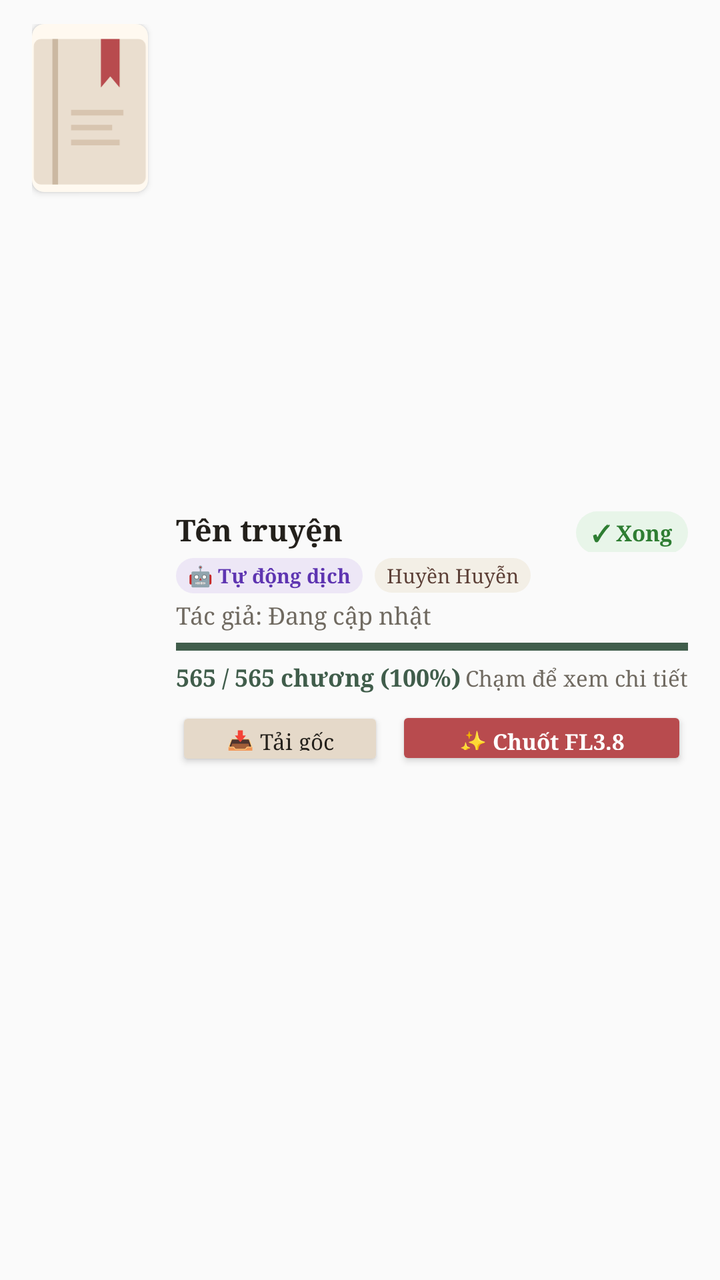
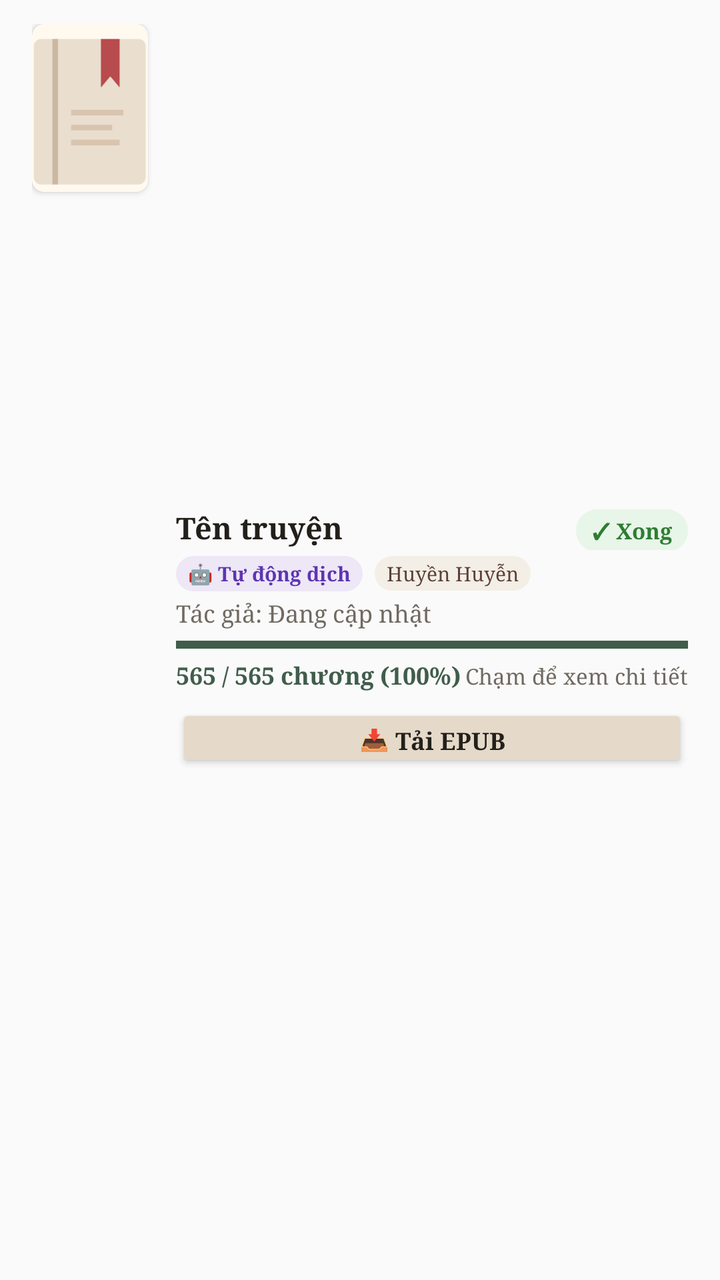

Compare the two renders of this Android layout. The source of the first and the diff that turns it into the second are given below.
<!-- AndroidManifest.xml: application theme Theme.TruyenDich -->
<!-- res/layout/item_server_epub.xml -->
<?xml version="1.0" encoding="utf-8"?>
<LinearLayout xmlns:android="http://schemas.android.com/apk/res/android"
    android:layout_width="match_parent"
    android:layout_height="wrap_content"
    android:background="?attr/selectableItemBackground"
    android:orientation="horizontal"
    android:paddingStart="16dp"
    android:paddingTop="12dp"
    android:paddingEnd="16dp"
    android:paddingBottom="12dp">

    
    <androidx.cardview.widget.CardView xmlns:app="http://schemas.android.com/apk/res-auto"
        android:layout_width="58dp"
        android:layout_height="84dp"
        android:layout_marginEnd="14dp"
        app:cardCornerRadius="6dp"
        app:cardElevation="2dp"
        app:cardBackgroundColor="@color/cream">

        <ImageView
            android:id="@+id/bookCoverImage"
            android:layout_width="match_parent"
            android:layout_height="match_parent"
            android:contentDescription="Bìa sách"
            android:scaleType="centerCrop"
            android:src="@drawable/ic_book_placeholder" />
    </androidx.cardview.widget.CardView>

    
    <LinearLayout
        android:layout_width="0dp"
        android:layout_height="wrap_content"
        android:layout_gravity="center_vertical"
        android:layout_weight="1"
        android:orientation="vertical">

        
        <LinearLayout
            android:layout_width="match_parent"
            android:layout_height="wrap_content"
            android:gravity="top"
            android:orientation="horizontal">

            <TextView
                android:id="@+id/bookTitleText"
                android:layout_width="0dp"
                android:layout_height="wrap_content"
                android:layout_weight="1"
                android:ellipsize="end"
                android:maxLines="2"
                android:text="Tên truyện"
                android:textColor="@color/ink"
                android:textSize="15sp"
                android:textStyle="bold" />

            <TextView
                android:id="@+id/bookStatusBadge"
                android:layout_width="wrap_content"
                android:layout_height="wrap_content"
                android:layout_marginStart="8dp"
                android:background="@drawable/bg_badge_complete"
                android:text="✓ Xong"
                android:textColor="@color/badge_complete_text"
                android:textSize="11sp"
                android:textStyle="bold" />
        </LinearLayout>

        
        <LinearLayout
            android:layout_width="match_parent"
            android:layout_height="wrap_content"
            android:layout_marginTop="3dp"
            android:gravity="center_vertical"
            android:orientation="horizontal">

            <TextView
                android:id="@+id/bookOriginBadge"
                android:layout_width="wrap_content"
                android:layout_height="wrap_content"
                android:background="@drawable/bg_badge_auto"
                android:text="🤖 Tự động dịch"
                android:textColor="@color/badge_auto_text"
                android:textSize="10sp"
                android:textStyle="bold" />

            <TextView
                android:id="@+id/bookGenreBadge"
                android:layout_width="wrap_content"
                android:layout_height="wrap_content"
                android:layout_marginStart="6dp"
                android:background="@drawable/bg_badge_genre"
                android:text="Huyền Huyễn"
                android:textColor="@color/badge_genre_text"
                android:textSize="10sp" />
        </LinearLayout>

        
        <TextView
            android:id="@+id/bookAuthorText"
            android:layout_width="match_parent"
            android:layout_height="wrap_content"
            android:layout_marginTop="3dp"
            android:ellipsize="end"
            android:maxLines="1"
            android:text="Tác giả: Đang cập nhật"
            android:textColor="@color/muted"
            android:textSize="12sp" />

        
        <ProgressBar
            android:id="@+id/bookProgressBar"
            style="?android:attr/progressBarStyleHorizontal"
            android:layout_width="match_parent"
            android:layout_height="6dp"
            android:layout_marginTop="5dp"
            android:max="100"
            android:progress="100"
            android:progressTint="@color/sage" />

        
        <LinearLayout
            android:layout_width="match_parent"
            android:layout_height="wrap_content"
            android:layout_marginTop="4dp"
            android:orientation="horizontal">

            <TextView
                android:id="@+id/bookProgressText"
                android:layout_width="0dp"
                android:layout_height="wrap_content"
                android:layout_weight="1"
                android:text="565 / 565 chương (100%)"
                android:textColor="@color/sage"
                android:textSize="12sp"
                android:textStyle="bold" />

            <TextView
                android:id="@+id/bookActionHint"
                android:layout_width="wrap_content"
                android:layout_height="wrap_content"
                android:text="Chạm để xem chi tiết"
                android:textColor="@color/muted"
                android:textSize="11sp" />
        </LinearLayout>

        
        <LinearLayout
            android:layout_width="match_parent"
            android:layout_height="wrap_content"
            android:layout_marginTop="6dp"
            android:orientation="horizontal">

            <Button
                android:id="@+id/btnQuickExport"
                android:layout_width="0dp"
                android:layout_height="32dp"
                android:layout_weight="1"
                android:backgroundTint="@color/border_light"
                android:focusable="false"
                android:insetTop="0dp"
                android:insetBottom="0dp"
                android:paddingStart="8dp"
                android:paddingEnd="8dp"
                android:text="📥 Tải gốc"
                android:textAllCaps="false"
                android:textColor="@color/ink"
                android:textSize="11sp" />

            <Button
                android:id="@+id/btnQuickPolish"
                android:layout_width="0dp"
                android:layout_height="32dp"
                android:layout_marginStart="6dp"
                android:layout_weight="1.4"
                android:backgroundTint="@color/coral"
                android:focusable="false"
                android:insetTop="0dp"
                android:insetBottom="0dp"
                android:paddingStart="8dp"
                android:paddingEnd="8dp"
                android:text="✨ Chuốt FL3.8"
                android:textAllCaps="false"
                android:textColor="@color/paper"
                android:textSize="11sp"
                android:textStyle="bold" />
        </LinearLayout>
    </LinearLayout>
</LinearLayout>
<!-- resources referenced by this layout -->
<resources>
  <color name="badge_auto_text">#5E35B1</color>
  <color name="badge_complete_text">#2E7D32</color>
  <color name="badge_genre_text">#5D4037</color>
  <color name="border_light">#E5D9C9</color>
  <color name="coral">#B84B4E</color>
  <color name="cream">#FFF9F0</color>
  <color name="ink">#23201B</color>
  <color name="muted">#706A61</color>
  <color name="paper">#FFFFFF</color>
  <color name="sage">#405D4B</color>
  <!-- drawable bg_badge_auto (drawable) -->
  <?xml version="1.0" encoding="utf-8"?>
  <shape xmlns:android="http://schemas.android.com/apk/res/android"
      android:shape="rectangle">
      <solid android:color="#EDE7F6" />
      <corners android:radius="10dp" />
      <padding
          android:left="6dp"
          android:top="2dp"
          android:right="6dp"
          android:bottom="2dp" />
  </shape>
  <!-- drawable bg_badge_complete (drawable) -->
  <?xml version="1.0" encoding="utf-8"?>
  <shape xmlns:android="http://schemas.android.com/apk/res/android"
      android:shape="rectangle">
      <solid android:color="@color/badge_complete_bg" />
      <corners android:radius="12dp" />
      <padding
          android:left="8dp"
          android:top="3dp"
          android:right="8dp"
          android:bottom="3dp" />
  </shape>
  <!-- drawable bg_badge_genre (drawable) -->
  <?xml version="1.0" encoding="utf-8"?>
  <shape xmlns:android="http://schemas.android.com/apk/res/android"
      android:shape="rectangle">
      <solid android:color="#F3EFE6" />
      <corners android:radius="10dp" />
      <padding
          android:left="6dp"
          android:top="2dp"
          android:right="6dp"
          android:bottom="2dp" />
  </shape>
  <!-- drawable ic_book_placeholder (drawable) -->
  <vector xmlns:android="http://schemas.android.com/apk/res/android"
      android:width="64dp"
      android:height="90dp"
      android:viewportWidth="64"
      android:viewportHeight="90">
      
      <path
          android:fillColor="#EADECF"
          android:pathData="M6,8 L58,8 A4,4 0 0,1 62,12 L62,82 A4,4 0 0,1 58,86 L6,86 A4,4 0 0,1 2,82 L2,12 A4,4 0 0,1 6,8 Z" />
      
      <path
          android:fillColor="#CBB8A2"
          android:pathData="M12,8 L15,8 L15,86 L12,86 Z" />
      
      <path
          android:fillColor="#B84B4E"
          android:pathData="M38,8 L48,8 L48,34 L43,28 L38,34 Z" />
      
      <path
          android:fillColor="#D8C5B0"
          android:pathData="M22,46 L50,46 L50,49 L22,49 Z M22,54 L44,54 L44,57 L22,57 Z M22,62 L48,62 L48,65 L22,65 Z" />
  </vector>
  <style name="Theme.TruyenDich" parent="Theme.AppCompat.Light.NoActionBar">
          <item name="android:fontFamily">serif</item>
          <item name="android:colorAccent">@color/coral</item>
          <item name="android:navigationBarColor">@color/ink</item>
          <item name="android:statusBarColor">@color/ink</item>
          <item name="android:windowLightStatusBar">false</item>
          <item name="android:windowActionModeOverlay">true</item>
      </style>
  <color name="badge_complete_bg">#E8F5E9</color>
</resources>

<!-- the commit's change to res/layout/item_server_epub.xml (unified diff, before → after) -->
@@ -93,6 +93,7 @@
                 android:text="Huyền Huyễn"
                 android:textColor="@color/badge_genre_text"
                 android:textSize="10sp" />
+
         </LinearLayout>
 
         
@@ -153,36 +154,18 @@
 
             <Button
                 android:id="@+id/btnQuickExport"
-                android:layout_width="0dp"
-                android:layout_height="32dp"
-                android:layout_weight="1"
+                android:layout_width="match_parent"
+                android:layout_height="34dp"
                 android:backgroundTint="@color/border_light"
                 android:focusable="false"
                 android:insetTop="0dp"
                 android:insetBottom="0dp"
                 android:paddingStart="8dp"
                 android:paddingEnd="8dp"
-                android:text="📥 Tải gốc"
+                android:text="📥 Tải EPUB"
                 android:textAllCaps="false"
                 android:textColor="@color/ink"
-                android:textSize="11sp" />
-
-            <Button
-                android:id="@+id/btnQuickPolish"
-                android:layout_width="0dp"
-                android:layout_height="32dp"
-                android:layout_marginStart="6dp"
-                android:layout_weight="1.4"
-                android:backgroundTint="@color/coral"
-                android:focusable="false"
-                android:insetTop="0dp"
-                android:insetBottom="0dp"
-                android:paddingStart="8dp"
-                android:paddingEnd="8dp"
-                android:text="✨ Chuốt FL3.8"
-                android:textAllCaps="false"
-                android:textColor="@color/paper"
-                android:textSize="11sp"
+                android:textSize="12sp"
                 android:textStyle="bold" />
         </LinearLayout>
     </LinearLayout>
<!-- resource entries referenced after the edit -->
@@ -8,7 +8,6 @@
   <color name="cream">#FFF9F0</color>
   <color name="ink">#23201B</color>
   <color name="muted">#706A61</color>
-  <color name="paper">#FFFFFF</color>
   <color name="sage">#405D4B</color>
   <!-- drawable bg_badge_auto (drawable) -->
   <?xml version="1.0" encoding="utf-8"?>
